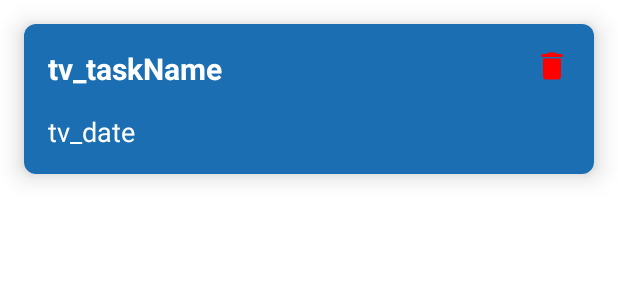
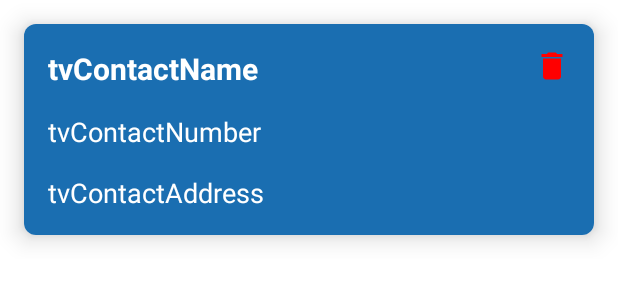
Before and after one commit to Sameer-Murtaja/ContactsListFirebase, an Android app: the layout contact_card_view.xml on its own in the app's theme, with its tools: preview values and no code run, on a phone screen of 412 x 824 dp. Shown: the top 300 px of the screen. Run offline under Robolectric (Android 15) with nearby library versions, the phone set to English and light mode, and no system bars.

Commit message:
added the numbers to the card view

```diff
--- a/app/src/main/java/com/myhomework/contactslistfirebase/adapter/ContactsAdapter.kt
+++ b/app/src/main/java/com/myhomework/contactslistfirebase/adapter/ContactsAdapter.kt
@@ -30,8 +30,9 @@ class ContactsAdapter(var data: ArrayList<Contact>): RecyclerView.Adapter<Contac
 
     override fun onBindViewHolder(holder: MyViewHolder, position: Int) {
         holder.cardViewBinding.apply {
-            tvTaskName.text = data[position].name
-            tvDate.text = data[position].address
+            tvContactName.text = data[position].name
+            tvContactNumber.text = data[position].number
+            tvContactAddress.text = data[position].address
         }
 
 
--- a/app/src/main/res/layout/activity_add_contact.xml
+++ b/app/src/main/res/layout/activity_add_contact.xml
@@ -74,7 +74,7 @@
         android:layout_width="wrap_content"
         android:layout_height="wrap_content"
         android:layout_marginTop="16dp"
-        android:text="Add Task"
+        android:text="Add Contact"
         android:textColor="@color/main_color"
         android:textSize="30sp"
         android:textStyle="bold"
--- a/app/src/main/res/layout/contact_card_view.xml
+++ b/app/src/main/res/layout/contact_card_view.xml
@@ -24,10 +24,10 @@
             android:padding="16dp">
 
             <TextView
-                android:id="@+id/tvTaskName"
+                android:id="@+id/tvContactName"
                 android:layout_width="0dp"
                 android:layout_height="wrap_content"
-                android:text="tv_taskName"
+                android:text="tvContactName"
                 android:textColor="@color/white"
                 android:textSize="20sp"
                 android:textStyle="bold"
@@ -36,25 +36,37 @@
                 app:layout_constraintTop_toTopOf="parent" />
 
             <TextView
-                android:id="@+id/tvDate"
+                android:id="@+id/tvContactAddress"
                 android:layout_width="0dp"
                 android:layout_height="wrap_content"
                 android:layout_marginTop="16dp"
-                android:text="tv_date"
+                android:text="tvContactAddress"
                 android:textColor="@color/white"
                 android:textSize="18sp"
                 app:layout_constraintEnd_toEndOf="parent"
                 app:layout_constraintStart_toStartOf="parent"
-                app:layout_constraintTop_toBottomOf="@+id/tvTaskName" />
+                app:layout_constraintTop_toBottomOf="@+id/tvContactNumber" />
+
+            <TextView
+                android:id="@+id/tvContactNumber"
+                android:layout_width="0dp"
+                android:layout_height="wrap_content"
+                android:layout_marginTop="16dp"
+                android:text="tvContactNumber"
+                android:textColor="@color/white"
+                android:textSize="18sp"
+                app:layout_constraintEnd_toEndOf="parent"
+                app:layout_constraintStart_toStartOf="parent"
+                app:layout_constraintTop_toBottomOf="@+id/tvContactName" />
 
             <ImageButton
                 android:id="@+id/btnDelete"
                 android:layout_width="wrap_content"
                 android:layout_height="wrap_content"
+                android:background="@null"
                 app:layout_constraintEnd_toEndOf="parent"
                 app:layout_constraintTop_toTopOf="parent"
-                app:srcCompat="@drawable/ic_baseline_delete_24"
-                android:background="@null" />
+                app:srcCompat="@drawable/ic_baseline_delete_24" />
         </androidx.constraintlayout.widget.ConstraintLayout>
     </androidx.cardview.widget.CardView>
 
```
